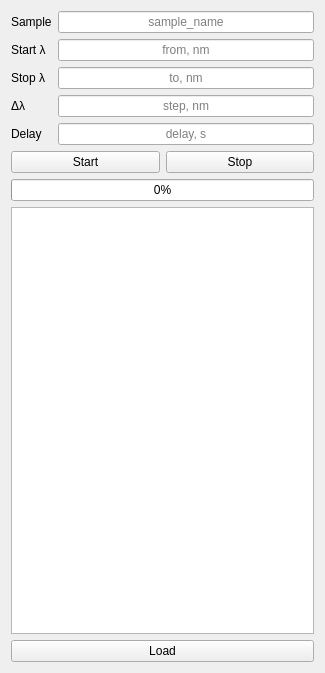
Old version of the form ui/RespControl.ui in the repository xsoton/dsr.
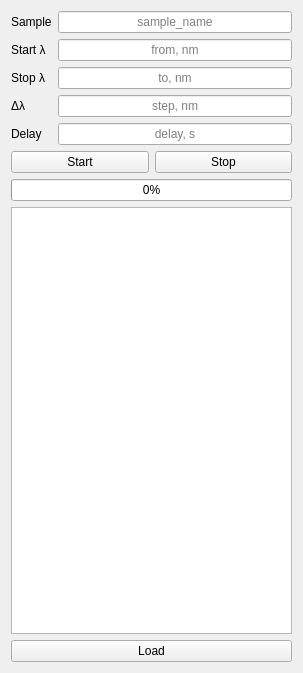
New version of the form.

```diff
--- a/ui/RespControl.ui
+++ b/ui/RespControl.ui
@@ -6,7 +6,7 @@
    <rect>
     <x>0</x>
     <y>0</y>
-    <width>325</width>
+    <width>303</width>
     <height>673</height>
    </rect>
   </property>
@@ -18,7 +18,7 @@
   </property>
   <property name="maximumSize">
    <size>
-    <width>2000</width>
+    <width>1000</width>
     <height>16777215</height>
    </size>
   </property>
@@ -200,7 +200,14 @@
     </widget>
    </item>
    <item row="6" column="0" colspan="2">
-    <widget class="QTableWidget" name="tableview_resp"/>
+    <widget class="QTableWidget" name="tableview_resp">
+     <property name="maximumSize">
+      <size>
+       <width>1000</width>
+       <height>16777215</height>
+      </size>
+     </property>
+    </widget>
    </item>
   </layout>
  </widget>
```
